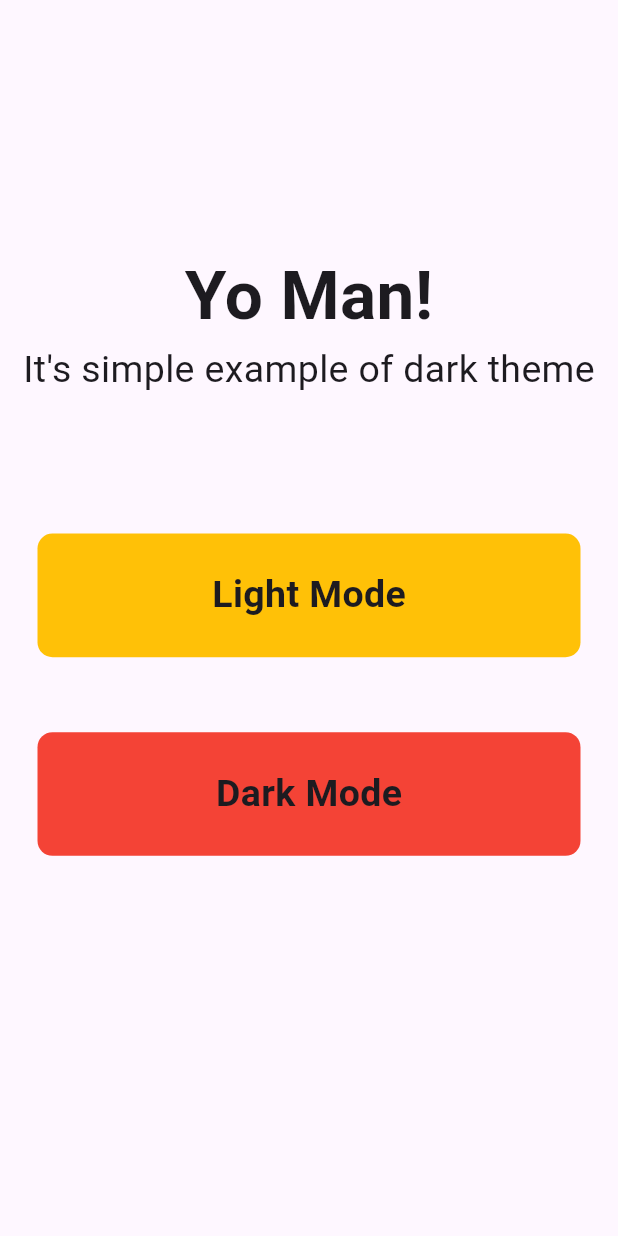
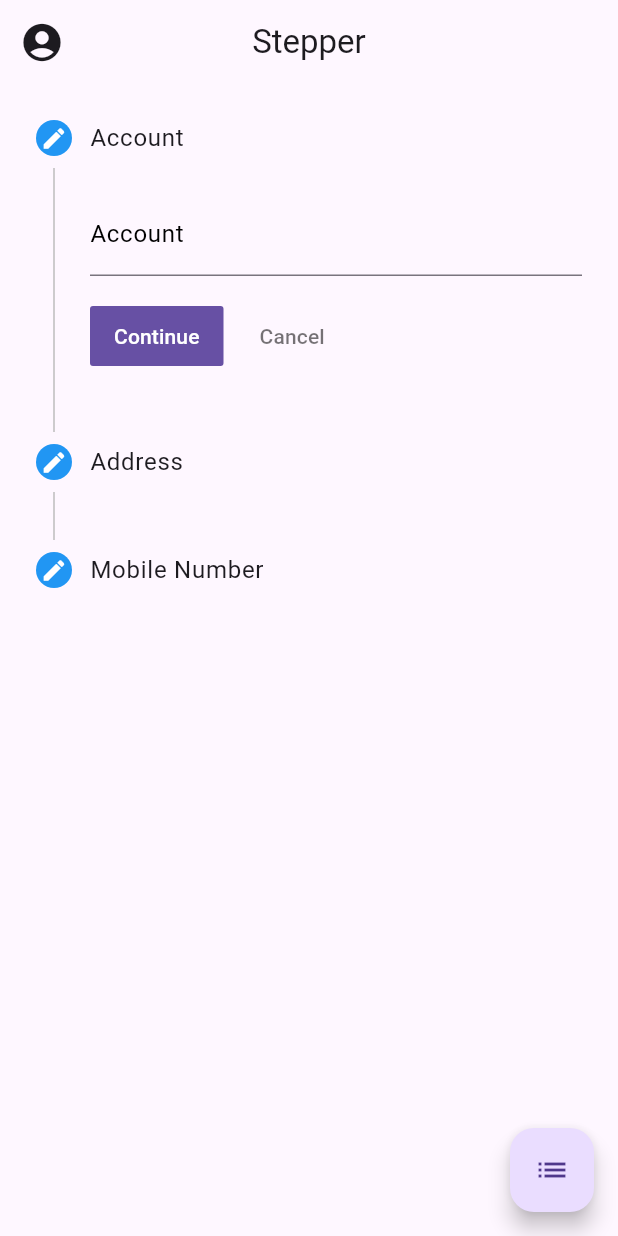
Before and after one commit to Sahilk0809/adv_flutter_ch1, a Flutter app: the screen it shows after launch, on a phone screen of 412 x 824 dp. Run offline on Flutter 3.47's test engine with Material 3 defaults, Android fonts, the phone set to English and light mode, and no system bars.

Commit message:
07/07/2024

```diff
--- a/lib/main.dart
+++ b/lib/main.dart
@@ -1,3 +1,4 @@
+import 'package:adv_flutter_ch1/screens/stepper/stepper.dart';
 import 'package:adv_flutter_ch1/utils/global.dart';
 import 'package:flutter/material.dart';
 
@@ -15,83 +16,127 @@ class MyApp extends StatefulWidget {
 class _MyAppState extends State<MyApp> {
   @override
   Widget build(BuildContext context) {
-    var height = MediaQuery.of(context).size.height;
-    var width = MediaQuery.of(context).size.width;
     return MaterialApp(
       debugShowCheckedModeBanner: false,
       theme: ThemeData.light(),
       darkTheme: ThemeData.dark(),
       themeMode: isDark ? ThemeMode.dark : ThemeMode.light,
-      home: SafeArea(
+      home: const StepperExample(),
+    );
+  }
+}
+
+class StepperExample extends StatefulWidget {
+  const StepperExample({super.key});
+
+  @override
+  State<StepperExample> createState() => _StepperExampleState();
+}
+
+class _StepperExampleState extends State<StepperExample> {
+  @override
+  Widget build(BuildContext context) {
+    return SafeArea(
       child: Scaffold(
-          body: SizedBox(
-            height: height,
-            width: width,
-            child: Column(
-              crossAxisAlignment: CrossAxisAlignment.center,
-              children: [
-                SizedBox(
-                  height: height * 0.2,
-                ),
-                const Text(
-                  'Yo Man!',
-                  style: TextStyle(
-                    fontSize: 45,
-                    fontWeight: FontWeight.bold,
+        appBar: AppBar(
+          centerTitle: true,
+          title: const Text('Stepper'),
+          leading: const Icon(
+            Icons.account_circle,
+            size: 30,
           ),
         ),
-                const Text(
-                  'It\'s simple example of dark theme',
-                  style: TextStyle(
-                    fontSize: 25,
+        body: SizedBox(
+          width: double.infinity,
+          child: Stepper(
+            currentStep: index,
+            onStepCancel: () {
+              if (index > 0) {
+                setState(() {
+                  index -= 1;
+                });
+              }
+            },
+            onStepContinue: () {
+              if (index <= 1) {
+                setState(() {
+                  index++;
+                });
+              }
+            },
+            onStepTapped: (value) {
+              setState(() {
+                index = value;
+              });
+            },
+            type: isGrid ? StepperType.horizontal : StepperType.vertical,
+            steps: <Step>[
+              stepOfStepper(
+                label: 'Account',
+                valueFind: 0,
+                controller: txtAccount,
+              ),
+              stepOfStepper(
+                label: 'Address',
+                valueFind: 1,
+                controller: txtAddress,
+              ),
+              stepOfStepper(
+                label: 'Mobile Number',
+                valueFind: 2,
+                controller: txtContact,
+              ),
+            ],
           ),
         ),
-                SizedBox(
-                  height: height * 0.08,
-                ),
-                GestureDetector(
-                  onTap: () {
+        floatingActionButton: FloatingActionButton(
+          onPressed: () {
             setState(() {
-                      isDark = false;
+              if (isGrid) {
+                isGrid = false;
+              } else {
+                isGrid = true;
+              }
             });
           },
-                  child: lightDarkButton(
-                      height, width, 'Light Mode', Colors.amber),
+          child: (isGrid) ? const Icon(Icons.grid_4x4) : const Icon(Icons.list),
         ),
-                GestureDetector(
-                  onTap: () {
-                    setState(() {
-                      isDark = true;
-                    });
-                  },
-                  child:
-                      lightDarkButton(height, width, 'Dark Mode', Colors.red),
       ),
-              ],
+    );
+  }
+
+  Step stepOfStepper(
+      {required int valueFind, required label, required controller}) {
+    return Step(
+      state: (index > valueFind) ? StepState.complete : StepState.editing,
+      stepStyle: const StepStyle(
+        color: Colors.blue,
+      ),
+      title: Text(label),
+      content: Container(
+        alignment: Alignment.centerLeft,
+        child: TextFormField(
+          controller: controller,
+          cursorColor: Colors.black,
+          decoration: InputDecoration(
+            label: Text(label),
+            labelStyle: const TextStyle(
+              color: Colors.black,
+            ),
+            focusedBorder: const UnderlineInputBorder(
+              borderSide: BorderSide(
+                color: Colors.black,
+              ),
             ),
           ),
         ),
       ),
     );
   }
+}
 
-  Container lightDarkButton(double height, double width, text, color) {
-    return Container(
-      alignment: Alignment.center,
-      margin: const EdgeInsets.all(25),
-      height: height * 0.1,
-      width: width,
-      decoration: BoxDecoration(
-        color: color,
-        borderRadius: BorderRadius.circular(10),
-      ),
-      child: Text(
-        text,
-        style: const TextStyle(
-          fontSize: 25,
-          fontWeight: FontWeight.bold,
-        ),
-      ),
-    );
-  }
-}
+var txtAccount = TextEditingController();
+var txtAddress = TextEditingController();
+var txtContact = TextEditingController();
+int index = 0;
+bool isGrid = false;
--- /dev/null
+++ b/lib/routes/routes.dart
@@ -0,0 +1,9 @@
+import 'package:adv_flutter_ch1/main.dart';
+import 'package:adv_flutter_ch1/screens/stepper/stepper.dart';
+
+class MyRoutes{
+  static Map myRoutes = {
+    '/' : (context) => const MyApp(),
+    '/stepper' : (context) => const StepperExample(),
+  };
+}
```
Also changed, not shown: lib/screens/dark_theme/dark_theme.dart (added, +93 -0 lines), lib/screens/stepper/stepper.dart (added). Lines whose indentation alone changed are shown as unchanged.
